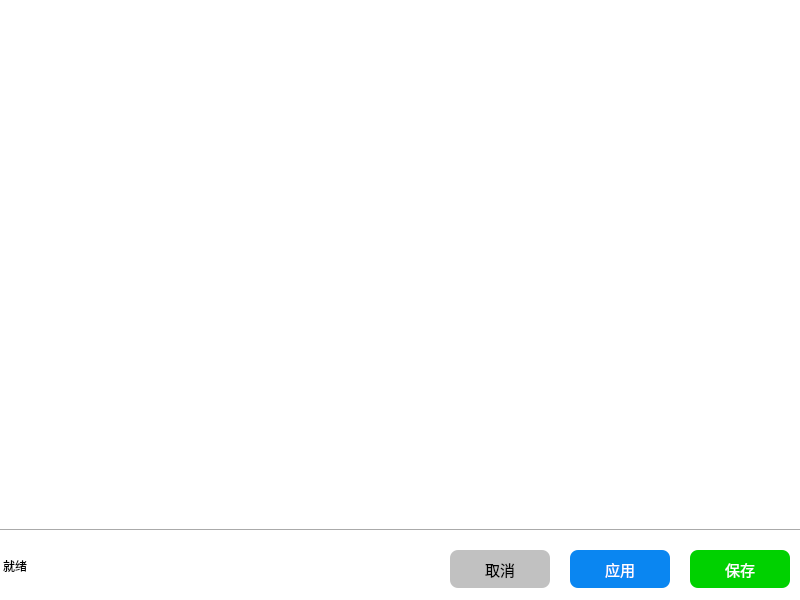
Above: UI_Files/settings.ui from TohamaLimo233/XHT before the change. Below: the same form after it.
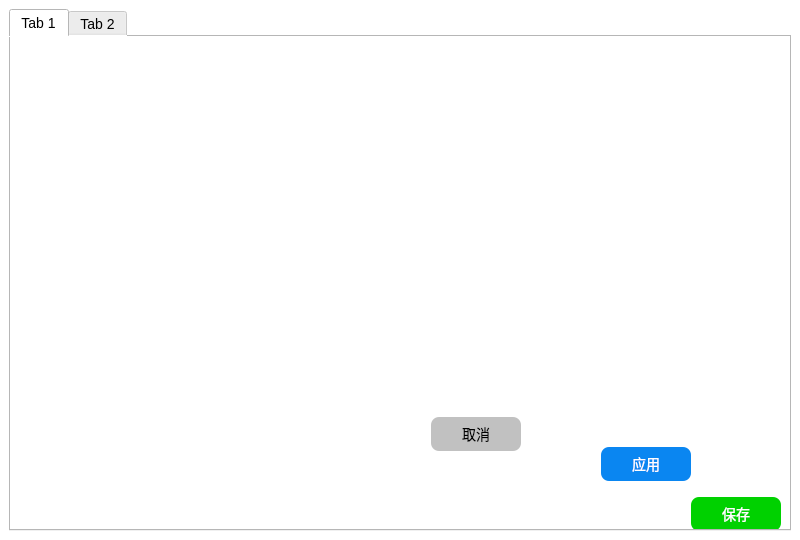
That is the form after the change. Icons and pictures are not drawn.

Commit message: 搞错了这个才是（）

What changed in the file:
```diff
--- a/UI_Files/settings.ui
+++ b/UI_Files/settings.ui
@@ -7,70 +7,69 @@
     <x>0</x>
     <y>0</y>
     <width>800</width>
-    <height>600</height>
+    <height>540</height>
    </rect>
   </property>
+  <property name="sizePolicy">
+   <sizepolicy hsizetype="Preferred" vsizetype="Preferred">
+    <horstretch>0</horstretch>
+    <verstretch>0</verstretch>
+   </sizepolicy>
+  </property>
+  <property name="minimumSize">
+   <size>
+    <width>800</width>
+    <height>540</height>
+   </size>
+  </property>
   <property name="windowTitle">
    <string>设置</string>
   </property>
   <property name="autoFillBackground">
-   <bool>true</bool>
+   <bool>false</bool>
   </property>
   <property name="styleSheet">
    <string notr="true"/>
   </property>
   <widget class="QWidget" name="centralwidget">
-   <property name="styleSheet">
-    <string notr="true">background-color: rgb(255, 255, 255);</string>
-   </property>
-   <widget class="QPushButton" name="pushButton">
-    <property name="geometry">
-     <rect>
-      <x>570</x>
-      <y>550</y>
-      <width>100</width>
-      <height>38</height>
-     </rect>
-    </property>
     <property name="font">
      <font>
-      <pointsize>11</pointsize>
-      <italic>false</italic>
-      <bold>false</bold>
+     <pointsize>-1</pointsize>
+     <fontweight>Medium</fontweight>
      </font>
     </property>
     <property name="styleSheet">
-     <string notr="true">QPushButton {
-	font: &quot;Microsoft YaHei UI&quot;;
-    color: rgb(255, 255, 255);
-	background-color: rgb(10, 134, 241);
-    border-radius: 8px;
-}
-
-QPushButton:hover {
-	background-color: rgb(24, 145, 243);
-}
-
-QPushButton:pressed {	
-	background-color: rgb(58, 161, 245);
-}</string>
-    </property>
-    <property name="text">
-     <string>应用</string>
-    </property>
-   </widget>
+    <string notr="true">background-color: rgb(255, 255, 255);
+font-size: 14px;</string>
+   </property>
+   <layout class="QHBoxLayout" name="horizontalLayout_3">
+    <item>
+     <widget class="QTabWidget" name="Tab">
+      <property name="styleSheet">
+       <string notr="true"/>
+      </property>
+      <property name="currentIndex">
+       <number>0</number>
+      </property>
+      <widget class="QWidget" name="P1">
+       <property name="styleSheet">
+        <string notr="true"/>
+       </property>
+       <attribute name="title">
+        <string>Tab 1</string>
+       </attribute>
    <widget class="QPushButton" name="pushButton_2">
     <property name="geometry">
      <rect>
-      <x>450</x>
-      <y>550</y>
-      <width>100</width>
-      <height>38</height>
+          <x>420</x>
+          <y>380</y>
+          <width>90</width>
+          <height>34</height>
      </rect>
     </property>
     <property name="font">
      <font>
-      <pointsize>11</pointsize>
+          <pointsize>-1</pointsize>
       <italic>false</italic>
       <bold>false</bold>
      </font>
@@ -95,18 +94,54 @@
      <string>取消</string>
     </property>
    </widget>
+       <widget class="QPushButton" name="pushButton">
+        <property name="geometry">
+         <rect>
+          <x>590</x>
+          <y>410</y>
+          <width>90</width>
+          <height>34</height>
+         </rect>
+        </property>
+        <property name="font">
+         <font>
+          <pointsize>-1</pointsize>
+          <italic>false</italic>
+          <bold>false</bold>
+         </font>
+        </property>
+        <property name="styleSheet">
+         <string notr="true">QPushButton {
+	font: &quot;Microsoft YaHei UI&quot;;
+    color: rgb(255, 255, 255);
+	background-color: rgb(10, 134, 241);
+    border-radius: 8px;
+}
+
+QPushButton:hover {
+	background-color: rgb(24, 145, 243);
+}
+
+QPushButton:pressed {	
+	background-color: rgb(58, 161, 245);
+}</string>
+        </property>
+        <property name="text">
+         <string>应用</string>
+        </property>
+       </widget>
    <widget class="QPushButton" name="pushButton_3">
     <property name="geometry">
      <rect>
-      <x>690</x>
-      <y>550</y>
-      <width>100</width>
-      <height>38</height>
+          <x>680</x>
+          <y>460</y>
+          <width>90</width>
+          <height>34</height>
      </rect>
     </property>
     <property name="font">
      <font>
-      <pointsize>11</pointsize>
+          <pointsize>-1</pointsize>
       <italic>false</italic>
       <bold>false</bold>
      </font>
@@ -131,37 +166,19 @@
      <string>保存</string>
     </property>
    </widget>
-   <widget class="Line" name="line">
-    <property name="geometry">
-     <rect>
-      <x>0</x>
-      <y>520</y>
-      <width>801</width>
-      <height>21</height>
-     </rect>
-    </property>
-    <property name="orientation">
-     <enum>Qt::Orientation::Horizontal</enum>
-    </property>
-   </widget>
-   <widget class="QLabel" name="label">
-    <property name="geometry">
-     <rect>
-      <x>3</x>
-      <y>540</y>
-      <width>441</width>
-      <height>51</height>
-     </rect>
-    </property>
-    <property name="styleSheet">
-     <string notr="true">font: 11pt &quot;Microsoft YaHei UI&quot;;</string>
-    </property>
-    <property name="text">
-     <string>就绪</string>
-    </property>
-   </widget>
-  </widget>
- </widget>
- <resources/>
+      </widget>
+      <widget class="QWidget" name="P2">
+       <attribute name="title">
+        <string>Tab 2</string>
+       </attribute>
+      </widget>
+     </widget>
+    </item>
+   </layout>
+  </widget>
+ </widget>
+ <resources>
+  <include location="settings.qrc"/>
+ </resources>
  <connections/>
 </ui>
```
Left out of the diff: 4 changed lines with no effect on the pictures. Lines whose indentation alone changed are shown as unchanged. The commit also changes 1 other file.
